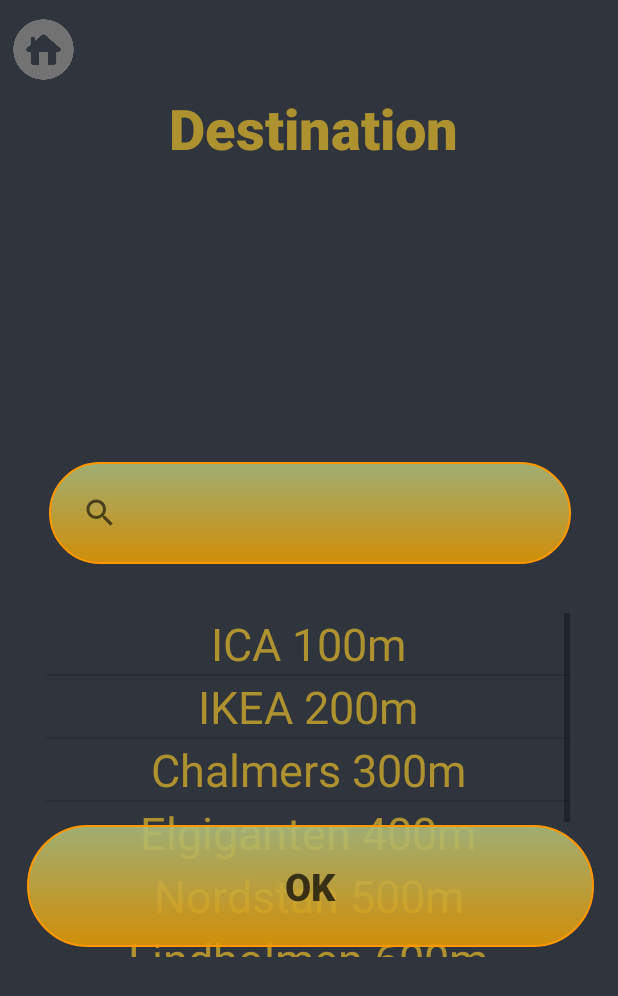
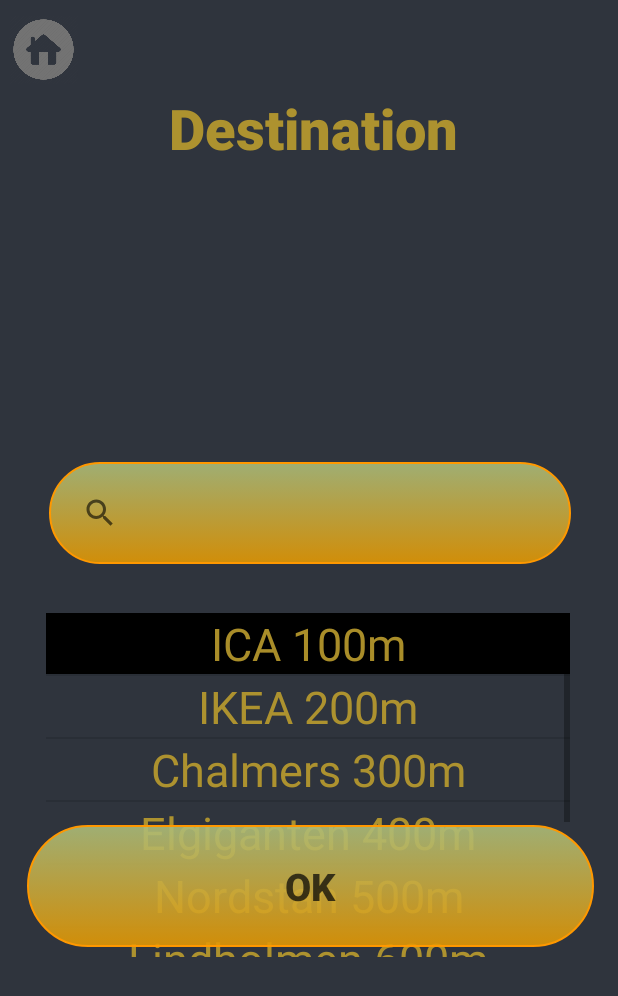
Before and after one commit to DIT112-V20/group-05, an Android app: the Destination2 screen opened directly, with no data from a screen before it, after a tap on "ICA 100m", on a phone screen of 412 x 824 dp. Shown: the top 996 px of the screen. Run offline under Robolectric (Android 15) with nearby library versions, the light colour scheme and no system bars; network calls fail.

Commit message:
Added color to selected destination in the list

```diff
--- a/UIdesign/app/src/main/res/layout/activity_destination2.xml
+++ b/UIdesign/app/src/main/res/layout/activity_destination2.xml
@@ -62,6 +62,8 @@
         android:layout_alignParentBottom="true"
         android:layout_marginEnd="32dp"
         android:layout_marginBottom="186dp"
+        android:listSelector="@android:color/black"
+        android:clickable="true"
         android:textColor="#E5BC9D2E" />
 
     <SearchView
```
